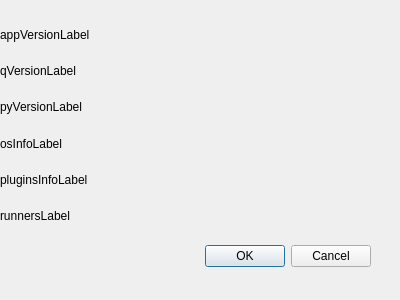
First picture: the form in src/system_info.ui, repository xgui4/LCE-Qt-Launcher, before the edit.
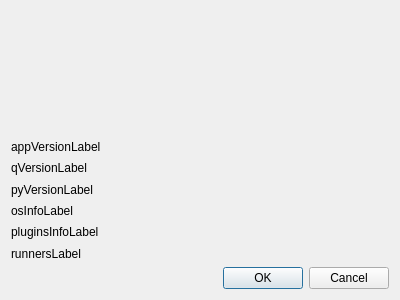
Second picture: the form after the edit. Icons and pictures are not drawn.

```diff
--- a/src/system_info.ui
+++ b/src/system_info.ui
@@ -17,37 +17,37 @@
    <iconset resource="../res.qrc">
     <normaloff>:/assets/app.ico</normaloff>:/assets/app.ico</iconset>
   </property>
-  <widget class="QDialogButtonBox" name="buttonBox">
-   <property name="geometry">
-    <rect>
-     <x>30</x>
-     <y>240</y>
-     <width>341</width>
-     <height>32</height>
-    </rect>
-   </property>
-   <property name="orientation">
-    <enum>Qt::Orientation::Horizontal</enum>
-   </property>
-   <property name="standardButtons">
-    <set>QDialogButtonBox::StandardButton::Cancel|QDialogButtonBox::StandardButton::Ok</set>
-   </property>
-  </widget>
-  <widget class="QWidget" name="verticalLayoutWidget">
-   <property name="geometry">
-    <rect>
-     <x>0</x>
-     <y>20</y>
-     <width>391</width>
-     <height>211</height>
-    </rect>
-   </property>
+  <layout class="QGridLayout" name="gridLayout">
+   <item row="0" column="0">
+    <widget class="QLabel" name="systemImg">
+     <property name="enabled">
+      <bool>false</bool>
+     </property>
+     <property name="text">
+      <string/>
+     </property>
+    </widget>
+   </item>
+   <item row="0" column="1">
+    <widget class="QLabel" name="systemName">
+     <property name="enabled">
+      <bool>false</bool>
+     </property>
+     <property name="text">
+      <string/>
+     </property>
+    </widget>
+   </item>
+   <item row="1" column="0" colspan="2">
    <layout class="QVBoxLayout" name="verticalLayout">
     <item>
      <widget class="QLabel" name="appVersion">
       <property name="text">
        <string>appVersionLabel</string>
       </property>
+       <property name="textFormat">
+        <enum>Qt::TextFormat::MarkdownText</enum>
+       </property>
      </widget>
     </item>
     <item>
@@ -55,6 +55,9 @@
       <property name="text">
        <string>qVersionLabel</string>
       </property>
+       <property name="textFormat">
+        <enum>Qt::TextFormat::MarkdownText</enum>
+       </property>
      </widget>
     </item>
     <item>
@@ -62,6 +65,9 @@
       <property name="text">
        <string>pyVersionLabel</string>
       </property>
+       <property name="textFormat">
+        <enum>Qt::TextFormat::MarkdownText</enum>
+       </property>
      </widget>
     </item>
     <item>
@@ -69,6 +75,9 @@
       <property name="text">
        <string>osInfoLabel</string>
       </property>
+       <property name="textFormat">
+        <enum>Qt::TextFormat::MarkdownText</enum>
+       </property>
      </widget>
     </item>
     <item>
@@ -76,6 +85,9 @@
       <property name="text">
        <string>pluginsInfoLabel</string>
       </property>
+       <property name="textFormat">
+        <enum>Qt::TextFormat::MarkdownText</enum>
+       </property>
      </widget>
     </item>
     <item>
@@ -83,10 +95,24 @@
       <property name="text">
        <string>runnersLabel</string>
       </property>
+       <property name="textFormat">
+        <enum>Qt::TextFormat::MarkdownText</enum>
+       </property>
      </widget>
     </item>
    </layout>
-  </widget>
+   </item>
+   <item row="2" column="0" colspan="2">
+    <widget class="QDialogButtonBox" name="buttonBox">
+     <property name="orientation">
+      <enum>Qt::Orientation::Horizontal</enum>
+     </property>
+     <property name="standardButtons">
+      <set>QDialogButtonBox::StandardButton::Cancel|QDialogButtonBox::StandardButton::Ok</set>
+     </property>
+    </widget>
+   </item>
+  </layout>
  </widget>
  <resources>
   <include location="../res.qrc"/>
```
Left out of the diff: 6 changed lines with no effect on the pictures. Lines whose indentation alone changed are shown as unchanged.
